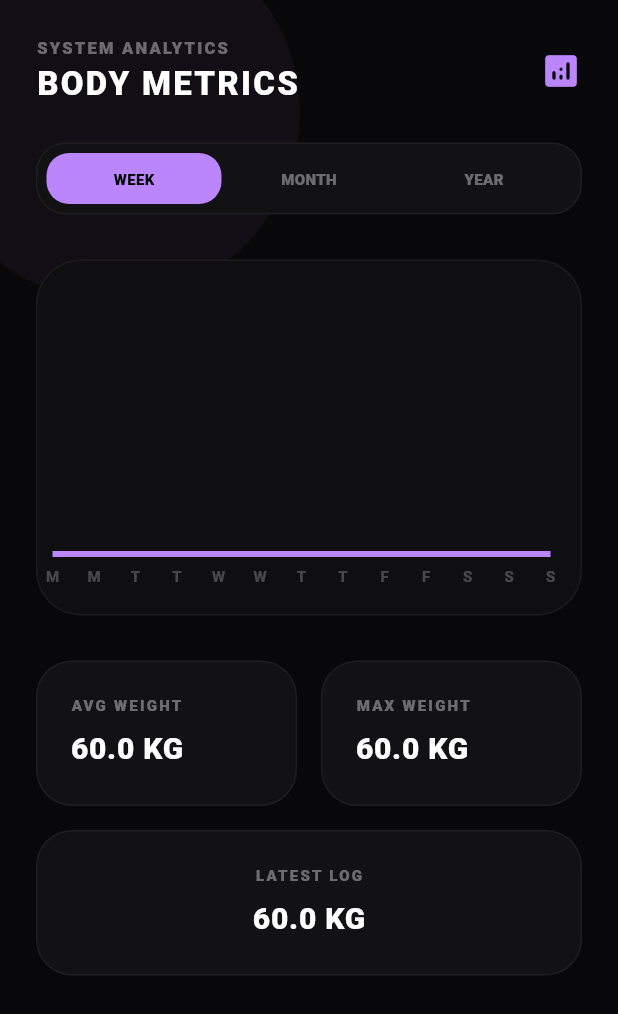
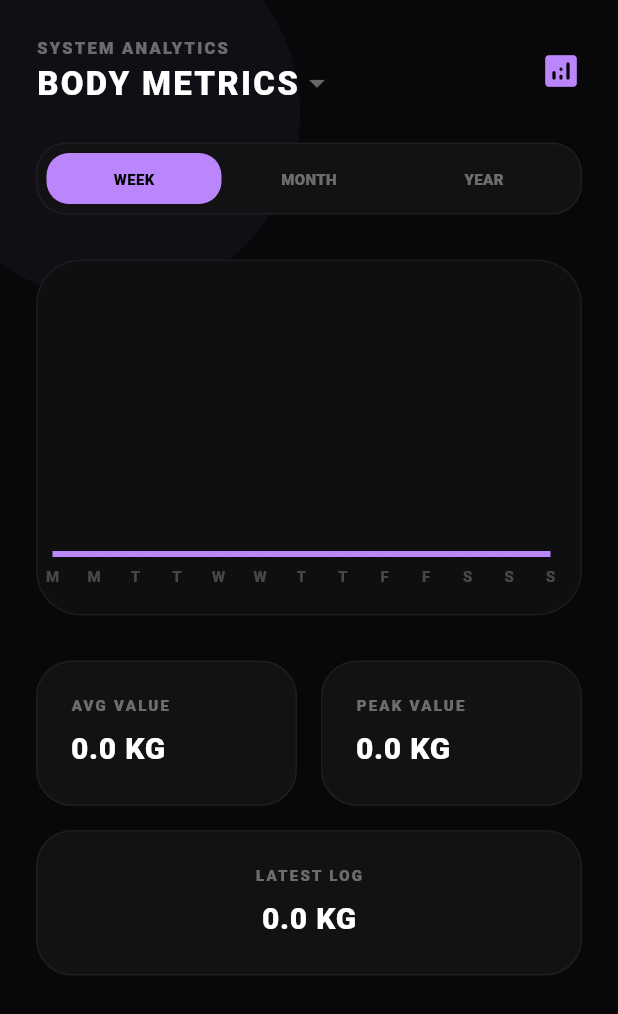
Before and after one commit to anshjast/koru, a Flutter app: the StatsScreen screen opened directly, on a phone screen of 412 x 824 dp. Shown: the top 1014 px of the screen. Run offline on Flutter 3.47's test engine with Material 3 defaults, Android fonts, the phone set to English and light mode, and no system bars; drawn by our look-alikes of fl_chart; our stand-ins replace cloud_firestore, confetti, firebase_core, liquid_progress_indicator_v2, rxdart, table_calendar; accounts and stored records are empty.

Commit message:
stats screen updates

```diff
--- a/lib/screens/stats_screen.dart
+++ b/lib/screens/stats_screen.dart
@@ -4,6 +4,7 @@ import 'package:fl_chart/fl_chart.dart';
 import 'package:intl/intl.dart';
 
 enum TimeFrame { week, month, year }
+enum MetricType { weight, consistency, skills }
 
 class StatsScreen extends StatefulWidget {
   const StatsScreen({super.key});
@@ -14,6 +15,7 @@ class StatsScreen extends StatefulWidget {
 
 class _StatsScreenState extends State<StatsScreen> {
   TimeFrame _selectedTimeFrame = TimeFrame.week;
+  MetricType _selectedMetric = MetricType.weight;
   final Color analyticsColor = const Color(0xFFBB86FC);
   final Color obsidianBg = const Color(0xFF08080A);
   final Color glassBg = const Color(0xFF121214);
@@ -64,17 +66,44 @@ class _StatsScreenState extends State<StatsScreen> {
       padding: const EdgeInsets.all(24),
       child: Row(
         children: [
-          const Column(
+          Column(
             crossAxisAlignment: CrossAxisAlignment.start,
             children: [
-              Text("SYSTEM ANALYTICS", style: TextStyle(color: Colors.white38, fontSize: 11, letterSpacing: 1.5, fontWeight: FontWeight.w900)),
-              Text("BODY METRICS", style: TextStyle(color: Colors.white, fontSize: 22, fontWeight: FontWeight.w900, letterSpacing: 1.5)),
+              const Text("SYSTEM ANALYTICS", style: TextStyle(color: Colors.white38, fontSize: 11, letterSpacing: 1.5, fontWeight: FontWeight.w900)),
+              PopupMenuButton<MetricType>(
+                onSelected: (MetricType value) => setState(() => _selectedMetric = value),
+                offset: const Offset(0, 40),
+                color: glassBg,
+                shape: RoundedRectangleBorder(borderRadius: BorderRadius.circular(15)),
+                child: Row(
+                  children: [
+                    Text(
+                      _selectedMetric == MetricType.weight ? "BODY METRICS" :
+                      _selectedMetric == MetricType.consistency ? "CONSISTENCY" : "SKILL PROGRESS",
+                      style: const TextStyle(color: Colors.white, fontSize: 22, fontWeight: FontWeight.w900, letterSpacing: 1.5),
+                    ),
+                    const Icon(Icons.arrow_drop_down, color: Colors.white38),
+                  ],
+                ),
+                itemBuilder: (context) => [
+                  _buildPopupItem(MetricType.weight, "BODY METRICS"),
+                  _buildPopupItem(MetricType.consistency, "CONSISTENCY"),
+                  _buildPopupItem(MetricType.skills, "SKILLS"),
+                ],
+              ),
             ],
           ),
           const Spacer(),
           Icon(Icons.analytics_rounded, color: analyticsColor, size: 28),
         ],
       ),
+    );
+  }
+
+  PopupMenuItem<MetricType> _buildPopupItem(MetricType value, String text) {
+    return PopupMenuItem(
+      value: value,
+      child: Text(text, style: const TextStyle(color: Colors.white, fontSize: 12, fontWeight: FontWeight.bold)),
     );
   }
 
@@ -117,9 +146,12 @@ class _StatsScreenState extends State<StatsScreen> {
   }
 
   Widget _buildMainDataStream() {
+    String collection = _selectedMetric == MetricType.weight ? 'dailyVitals' :
+    _selectedMetric == MetricType.consistency ? 'dailyTasks' : 'skillLogs';
+
     return StreamBuilder<QuerySnapshot>(
       stream: FirebaseFirestore.instance
-          .collection('dailyVitals')
+          .collection(collection)
           .orderBy('timestamp', descending: false)
           .snapshots(),
       builder: (context, snapshot) {
@@ -127,7 +159,7 @@ class _StatsScreenState extends State<StatsScreen> {
           return const Center(child: CircularProgressIndicator(color: Color(0xFFBB86FC)));
         }
 
-        final processedData = _processWeightTrend(snapshot.data?.docs ?? [], _selectedTimeFrame);
+        final processedData = _processMetricTrend(snapshot.data?.docs ?? [], _selectedTimeFrame);
         final chartData = processedData['chartData'] as List<FlSpot>;
         final stats = processedData['stats'] as Map<String, dynamic>;
 
@@ -154,6 +186,19 @@ class _StatsScreenState extends State<StatsScreen> {
         aspectRatio: 1.7,
         child: LineChart(
           LineChartData(
+            lineTouchData: LineTouchData(
+              touchTooltipData: LineTouchTooltipData(
+                  tooltipBgColor: glassBg,
+                getTooltipItems: (touchedSpots) {
+                  return touchedSpots.map((spot) {
+                    return LineTooltipItem(
+                      '${spot.y.toStringAsFixed(1)}${_selectedMetric == MetricType.weight ? ' KG' : '%'}',
+                      const TextStyle(color: Colors.white, fontWeight: FontWeight.bold),
+                    );
+                  }).toList();
+                },
+              ),
+            ),
             gridData: FlGridData(
               show: true,
               drawVerticalLine: false,
@@ -169,18 +214,30 @@ class _StatsScreenState extends State<StatsScreen> {
                   showTitles: true,
                   reservedSize: 30,
                   getTitlesWidget: (value, meta) {
-                    if (_selectedTimeFrame != TimeFrame.week) return const SizedBox.shrink();
-                    const days = ['M', 'T', 'W', 'T', 'F', 'S', 'S'];
                     int index = value.toInt();
-                    return index >= 0 && index < 7
-                        ? SideTitleWidget(
-                      axisSide: meta.axisSide,
-                      child: Text(days[index], style: const TextStyle(color: Colors.white24, fontSize: 10, fontWeight: FontWeight.bold)),
-                    )
-                        : const SizedBox.shrink();
+                    if (_selectedTimeFrame == TimeFrame.week) {
+                      const days = ['M', 'T', 'W', 'T', 'F', 'S', 'S'];
+                      return index >= 0 && index < 7 ? SideTitleWidget(axisSide: meta.axisSide, child: Text(days[index], style: const TextStyle(color: Colors.white24, fontSize: 10, fontWeight: FontWeight.bold))) : const SizedBox.shrink();
+                    } else if (_selectedTimeFrame == TimeFrame.month) {
+                      return index % 7 == 0 ? SideTitleWidget(axisSide: meta.axisSide, child: Text('${index + 1}', style: const TextStyle(color: Colors.white24, fontSize: 10))) : const SizedBox.shrink();
+                    } else {
+                      const months = ['J', 'F', 'M', 'A', 'M', 'J', 'J', 'A', 'S', 'O', 'N', 'D'];
+                      int monthIndex = (index / 30).floor();
+                      return index % 60 == 0 && monthIndex < 12 ? SideTitleWidget(axisSide: meta.axisSide, child: Text(months[monthIndex], style: const TextStyle(color: Colors.white24, fontSize: 10))) : const SizedBox.shrink();
+                    }
                   },
                 ),
               ),
+            ),
+            extraLinesData: ExtraLinesData(
+              horizontalLines: [
+                HorizontalLine(
+                  y: _selectedMetric == MetricType.weight ? 75.0 : 90.0,
+                  color: Colors.white.withOpacity(0.05),
+                  strokeWidth: 1,
+                  dashArray: [5, 5],
+                ),
+              ],
             ),
             borderData: FlBorderData(show: false),
             lineBarsData: [
@@ -208,17 +265,18 @@ class _StatsScreenState extends State<StatsScreen> {
   }
 
   Widget _buildStatsGrid(Map<String, dynamic> stats) {
+    String unit = _selectedMetric == MetricType.weight ? 'KG' : '%';
     return Column(
       children: [
         Row(
           children: [
-            Expanded(child: _buildStatCard('AVG WEIGHT', '${stats['average'].toStringAsFixed(1)} KG')),
+            Expanded(child: _buildStatCard('AVG VALUE', '${stats['average'].toStringAsFixed(1)} $unit')),
             const SizedBox(width: 16),
-            Expanded(child: _buildStatCard('MAX WEIGHT', '${stats['peak'].toStringAsFixed(1)} KG')),
+            Expanded(child: _buildStatCard('PEAK VALUE', '${stats['peak'].toStringAsFixed(1)} $unit')),
           ],
         ),
         const SizedBox(height: 16),
-        _buildStatCard('LATEST LOG', '${stats['latest'].toStringAsFixed(1)} KG', fullWidth: true),
+        _buildStatCard('LATEST LOG', '${stats['latest'].toStringAsFixed(1)} $unit', fullWidth: true),
       ],
     );
   }
@@ -243,32 +301,50 @@ class _StatsScreenState extends State<StatsScreen> {
     );
   }
 
-  Map<String, dynamic> _processWeightTrend(List<QueryDocumentSnapshot> docs, TimeFrame frame) {
-    Map<DateTime, double> dailyWeights = {};
+  Map<String, dynamic> _processMetricTrend(List<QueryDocumentSnapshot> docs, TimeFrame frame) {
+    Map<DateTime, double> dataMap = {};
+    String key = _selectedMetric == MetricType.weight ? 'weight' :
+    _selectedMetric == MetricType.consistency ? 'completion' : 'minutes';
+
     for (var doc in docs) {
       var data = doc.data() as Map<String, dynamic>;
-      if (data.containsKey('weight') && data['timestamp'] != null) {
+      if (data.containsKey(key) && data['timestamp'] != null) {
         DateTime date = (data['timestamp'] as Timestamp).toDate();
         DateTime dayOnly = DateTime(date.year, date.month, date.day);
-        dailyWeights[dayOnly] = double.tryParse(data['weight'].toString()) ?? 0.0;
+        dataMap[dayOnly] = double.tryParse(data[key].toString()) ?? 0.0;
       }
     }
 
     DateTime now = DateTime.now();
-    int daysToLookBack = (frame == TimeFrame.week) ? 7 : (frame == TimeFrame.month ? 30 : 365);
-    DateTime startDate = DateTime(now.year, now.month, now.day).subtract(Duration(days: daysToLookBack - 1));
+    int days = (frame == TimeFrame.week) ? 7 : (frame == TimeFrame.month ? 30 : 365);
+    DateTime start = DateTime(now.year, now.month, now.day).subtract(Duration(days: days - 1));
 
     List<FlSpot> spots = [];
     List<double> values = [];
-    double lastKnownWeight = 60.0;
 
-    for (int i = 0; i < daysToLookBack; i++) {
-      DateTime currentDate = startDate.add(Duration(days: i));
-      if (dailyWeights.containsKey(currentDate)) {
-        lastKnownWeight = dailyWeights[currentDate]!;
+    List<DateTime> sortedDates = dataMap.keys.toList()..sort();
+
+    for (int i = 0; i < days; i++) {
+      DateTime current = start.add(Duration(days: i));
+      double val;
+
+      if (dataMap.containsKey(current)) {
+        val = dataMap[current]!;
+      } else {
+        DateTime? prevDate = sortedDates.reversed.firstWhere((d) => d.isBefore(current), orElse: () => DateTime(2000));
+        DateTime? nextDate = sortedDates.firstWhere((d) => d.isAfter(current), orElse: () => DateTime(2100));
+
+        if (dataMap.containsKey(prevDate) && dataMap.containsKey(nextDate)) {
+          int totalGap = nextDate.difference(prevDate).inDays;
+          int currentGap = current.difference(prevDate).inDays;
+          double diff = dataMap[nextDate]! - dataMap[prevDate]!;
+          val = dataMap[prevDate]! + (diff * (currentGap / totalGap));
+        } else {
+          val = dataMap[prevDate] ?? 0.0;
+        }
       }
-      spots.add(FlSpot(i.toDouble(), lastKnownWeight));
-      values.add(lastKnownWeight);
+      spots.add(FlSpot(i.toDouble(), val));
+      values.add(val);
     }
 
     double avg = values.isEmpty ? 0 : values.reduce((a, b) => a + b) / values.length;
@@ -276,11 +352,7 @@ class _StatsScreenState extends State<StatsScreen> {
 
     return {
       'chartData': spots,
-      'stats': {
-        'average': avg,
-        'peak': max,
-        'latest': values.isNotEmpty ? values.last : 0.0,
-      }
+      'stats': {'average': avg, 'peak': max, 'latest': values.isNotEmpty ? values.last : 0.0}
     };
   }
 }
```
Also changed, not shown: lib/widgets/animated_diet_card.dart (deleted, +0 -68 lines), lib/widgets/animated_emoji_button.dart (deleted, +0 -34 lines), lib/widgets/animated_muscle_chip.dart (deleted, +0 -61 lines), lib/widgets/gradient_app_bar.dart (deleted, +0 -52 lines), lib/widgets/gradient_button.dart (deleted, +0 -85 lines).
